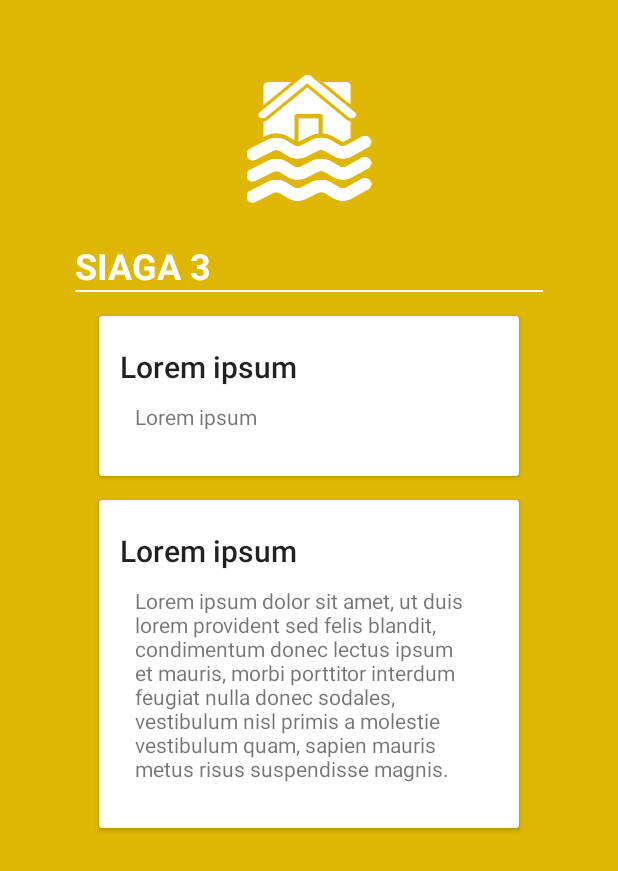
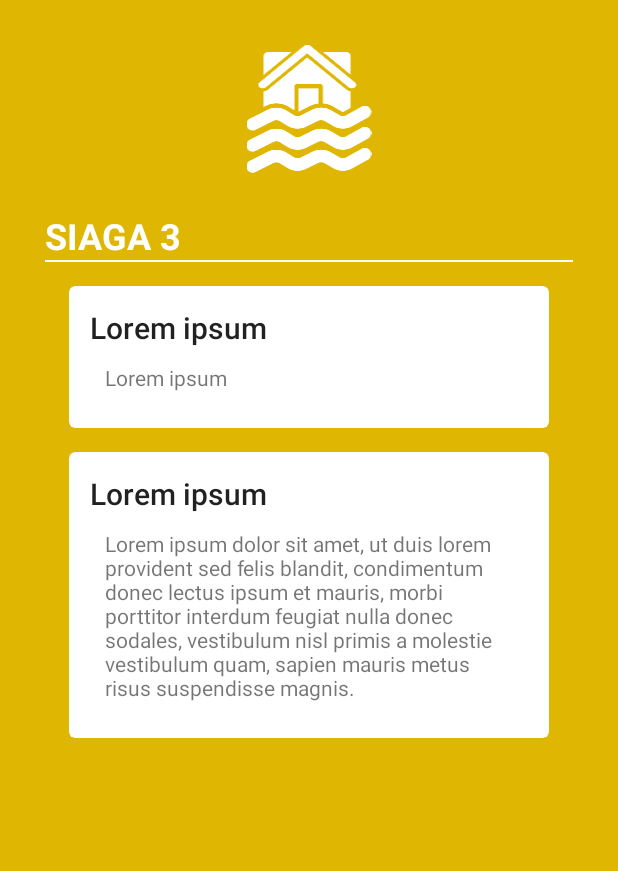
Before and after one commit to zzzt27/DukunBanjir, an Android app: the GuideActivity screen opened directly, with no data from a screen before it, on a phone screen of 412 x 824 dp. Shown: the top 871 px of the screen. Run offline under Robolectric (Android 15) with nearby library versions, the phone set to English and light mode, and no system bars.

Commit message:
14042016

```diff
--- a/app/src/debug/res/values/google_maps_api.xml
+++ b/app/src/debug/res/values/google_maps_api.xml
@@ -7,7 +7,7 @@
     https://console.developers.google.com/flows/enableapi?apiid=maps_android_backend&keyType=CLIENT_SIDE_ANDROID&r=53:44:0A:75:8E:7C:5B:0F:4C:9F:34:25:C6:72:31:3D:AA:FF:A9:9A%3Bpaskal.zzzt.tugasmonitoring.Activity
 
     You can also add your credentials to an existing key, using this line:
-    53:44:0A:75:8E:7C:5B:0F:4C:9F:34:25:C6:72:31:3D:AA:FF:A9:9A;paskal.zzzt.tugasmonitoring.Activity
+    53:44:0A:75:8E:7C:5B:0F:4C:9F:34:25:C6:72:31:3D:AA:FF:A9:9A;paskal.zzzt.dukunbanjir.Activity
 
     Alternatively, follow the directions here:
     https://developers.google.com/maps/documentation/android/start#get-key
@@ -16,6 +16,6 @@
     string in this file.
     -->
     <string name="google_maps_key" templateMergeStrategy="preserve" translatable="false">
-        AIzaSyA43EQE7ufIMycd8gXeI_4WKe3TtQ4vQcw
+         AIzaSyDLoCtUxfQ3_DLV42Cdktxl7Ru7-I_yzjo
     </string>
 </resources>
--- a/app/src/main/res/layout/content_siaga3.xml
+++ b/app/src/main/res/layout/content_siaga3.xml
@@ -1,11 +1,13 @@
 <?xml version="1.0" encoding="utf-8"?>
 <RelativeLayout xmlns:android="http://schemas.android.com/apk/res/android"
-    android:orientation="vertical" android:layout_width="match_parent"
+    xmlns:card_view="http://schemas.android.com/apk/res-auto"
+    android:orientation="vertical"
+    android:layout_width="match_parent"
     android:layout_height="match_parent"
     android:background="#DFB702">
 
     <LinearLayout
-        android:layout_margin="50dp"
+        android:layout_margin="30dp"
         android:orientation="vertical"
         android:layout_width="match_parent"
         android:layout_height="match_parent">
@@ -32,6 +34,8 @@
         <android.support.v7.widget.CardView
             android:layout_width="match_parent"
             android:layout_height="wrap_content"
+            card_view:cardCornerRadius="4dp"
+            card_view:cardElevation="0dp"
             android:layout_marginTop="@dimen/card_margin"
             android:layout_marginLeft="@dimen/card_margin"
             android:layout_marginRight="@dimen/card_margin">
@@ -70,6 +74,8 @@
         <android.support.v7.widget.CardView
             android:layout_width="match_parent"
             android:layout_height="wrap_content"
+            card_view:cardCornerRadius="4dp"
+            card_view:cardElevation="0dp"
             android:layout_marginTop="@dimen/card_margin"
             android:layout_marginLeft="@dimen/card_margin"
             android:layout_marginRight="@dimen/card_margin">
--- a/app/src/main/res/values/styles.xml
+++ b/app/src/main/res/values/styles.xml
@@ -21,8 +21,8 @@
     <style name="Widget.CardContent" parent="android:Widget">
         <item name="android:paddingLeft">14dp</item>
         <item name="android:paddingRight">14dp</item>
-        <item name="android:paddingTop">20dp</item>
-        <item name="android:paddingBottom">20dp</item>
+        <item name="android:paddingTop">14dp</item>
+        <item name="android:paddingBottom">14dp</item>
         <item name="android:orientation">vertical</item>
     </style>
 
```
Also changed, not shown: app/src/main/res/layout/content_aman.xml (+8 -2 lines).
